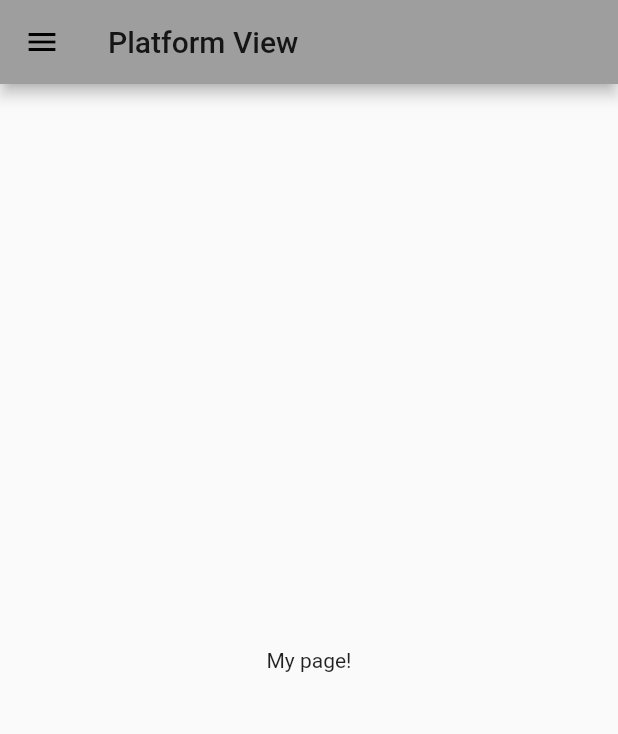
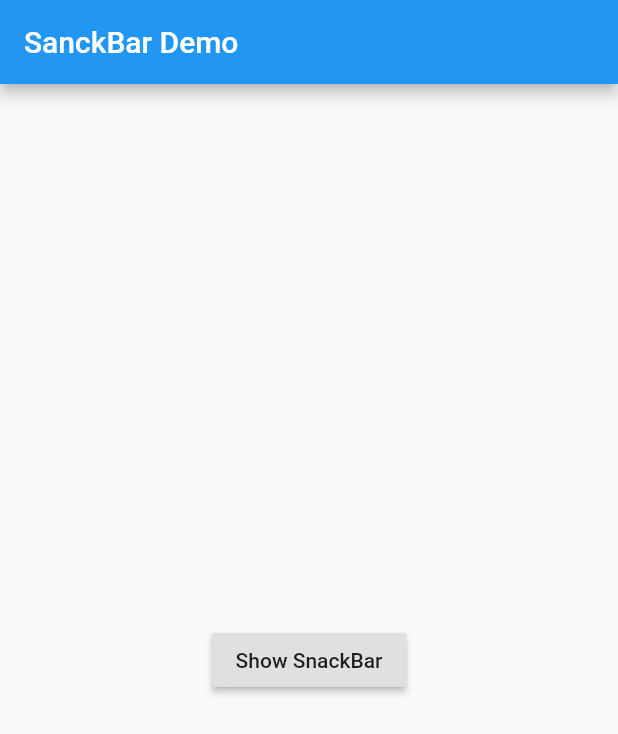
Before and after one commit to Weck1/flutter_practice, a Flutter app: the screen it shows after launch, on a phone screen of 412 x 824 dp. Shown: the top 734 px of the screen. Run offline on Flutter 3.47's test engine with Material 2 defaults, Android fonts, the phone set to English and light mode, and no system bars.

Commit message:
SnackBar Learning

```diff
--- a/lib/main.dart
+++ b/lib/main.dart
@@ -1,57 +1,42 @@
 import 'package:flutter/material.dart';
 
-void main() => runApp(PlatformView());
+void main() => runApp(SnackBarDemo());
 
-
-class PlatformView extends StatelessWidget {
+class SnackBarDemo extends StatelessWidget {
   @override
   Widget build(BuildContext context) {
-    return new MaterialApp(
-      title: 'Platform View',
-      theme: new ThemeData(
-        primarySwatch: Colors.grey,
-      ),
-      home: MyHomePage(title: 'Platform View',),
-    );
-  }
-
-}
-
-class MyHomePage extends StatelessWidget {
-  final String title;
-
-  MyHomePage({Key key, this.title}) : super(key: key);
-
-  @override
-  Widget build(BuildContext context) {
-    return Scaffold(
-      appBar: AppBar(title: Text(title)),
-      body: Center(child: Text('My page!')),
-      drawer: Drawer(
-        child: ListView(
-          padding: EdgeInsets.zero,
-          children: <Widget>[
-            DrawerHeader(
-              child: Text('Drawer Header'),
-              decoration: BoxDecoration(
-                color: Colors.yellow,
-              ),
-            ),
-            ListTile(
-              title: Text('Item 1'),
-              onTap: () {
-                Navigator.pop(context);
-              },
-            ),
-            ListTile(
-              title: Text('Item 2'),
-              onTap: () {
-                Navigator.pop(context);
-              },
-            )
-          ],
+    return MaterialApp(
+      title: 'SnackBar Demo',
+      home: Scaffold(
+        appBar: AppBar(
+          title: Text('SanckBar Demo'),
         ),
+        body: SanckBarPage(),
       ),
     );
   }
 }
+
+class SanckBarPage extends StatelessWidget {
+  @override
+  Widget build(BuildContext context) {
+    return Center(
+      child: RaisedButton(
+        onPressed: () {
+          final snackBar = SnackBar(
+            content: Text('Yay! A SnackBar!'),
+            action: SnackBarAction(
+              label: 'Undo',
+              onPressed: () {
+
+              },
+            ),
+          );
+
+          Scaffold.of(context).showSnackBar(snackBar);
+        },
+        child: Text('Show SnackBar'),
+      ),
+    );
+  }
+}
```
